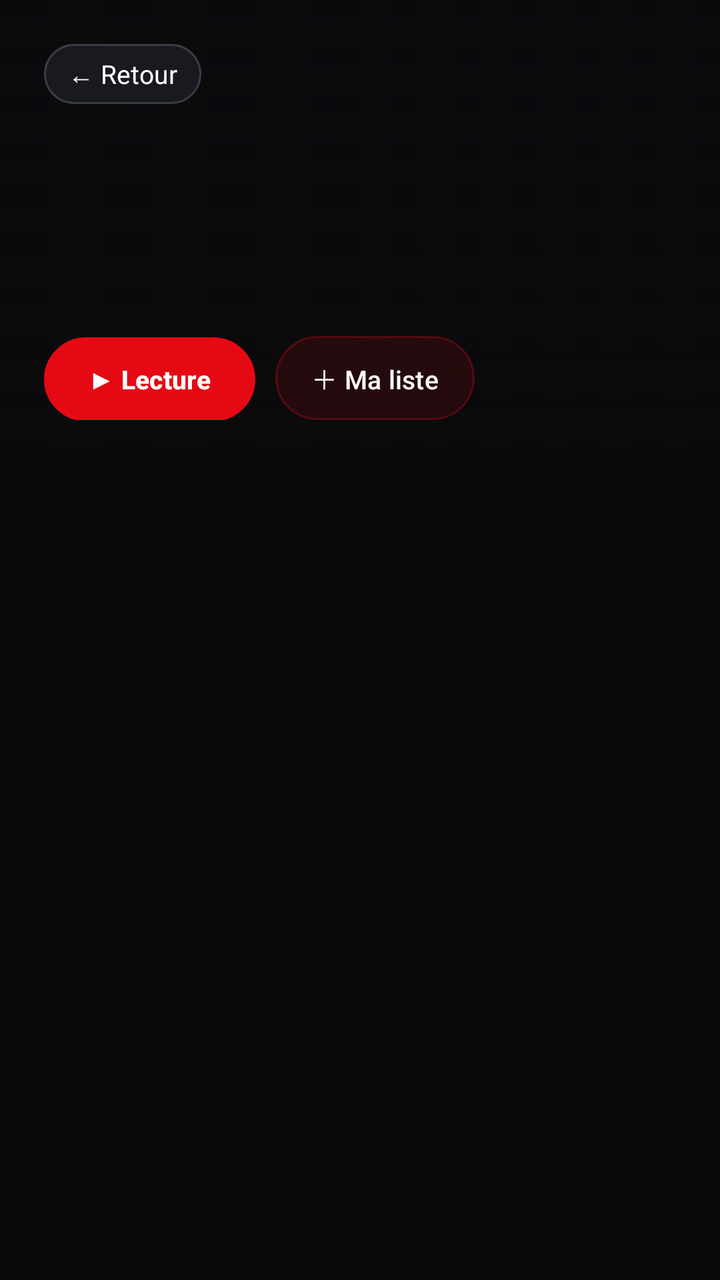
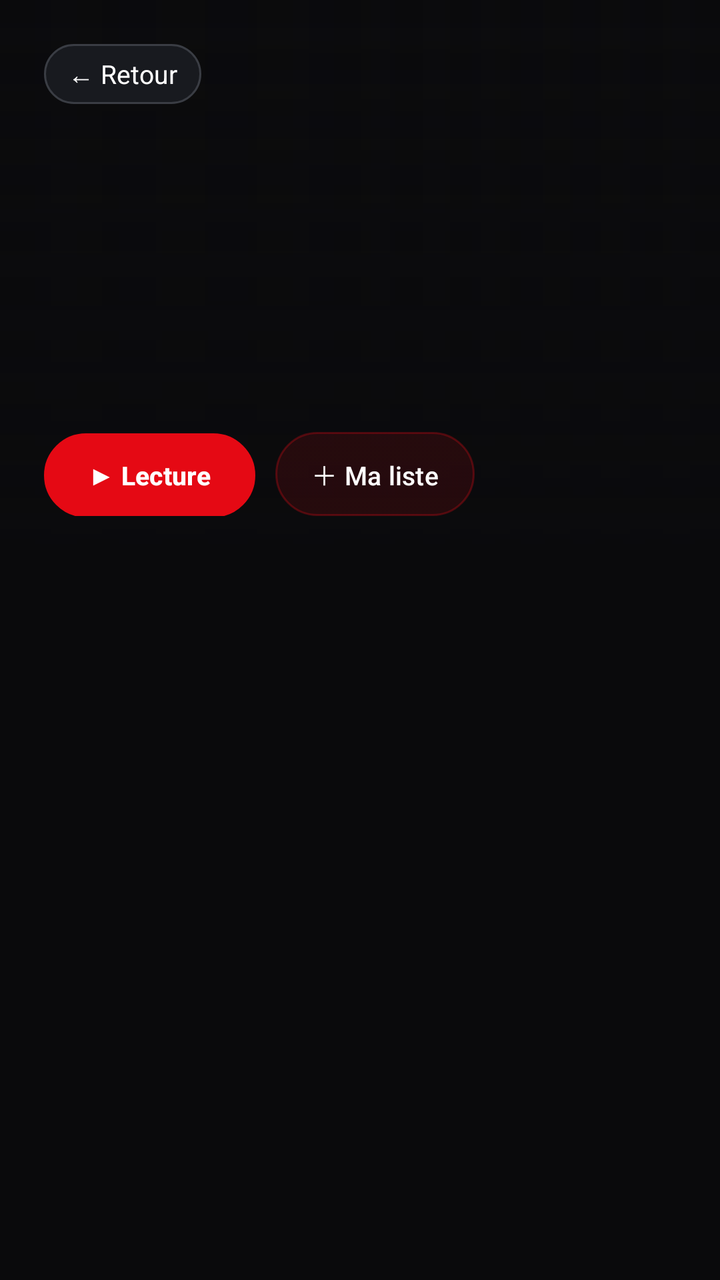

An Android layout rendered at two revisions. The XML below is the earlier revision; the diff shows what the commit changed to produce the second picture.
<!-- AndroidManifest.xml: application theme Theme.KZ -->
<!-- res/layout/activity_new_series_detail.xml -->
<?xml version="1.0" encoding="utf-8"?>
<LinearLayout xmlns:android="http://schemas.android.com/apk/res/android"
    android:layout_width="match_parent"
    android:layout_height="match_parent"
    android:orientation="vertical"
    android:background="@color/bg">
    <FrameLayout
        android:layout_width="match_parent"
        android:layout_height="232dp">
        <ImageView
            android:id="@+id/heroImg"
            android:layout_width="match_parent"
            android:layout_height="match_parent"
            android:scaleType="centerCrop"
            android:contentDescription="@null" />
        <View
            android:layout_width="match_parent"
            android:layout_height="match_parent"
            android:background="@drawable/bg_scrim_hero" />
        <View
            android:layout_width="match_parent"
            android:layout_height="match_parent"
            android:background="@drawable/bg_scrim_bottom" />
        <LinearLayout
            android:layout_width="match_parent"
            android:layout_height="match_parent"
            android:orientation="vertical"
            android:padding="22dp">
            <TextView
                android:id="@+id/backBtn"
                android:layout_width="wrap_content"
                android:layout_height="wrap_content"
                android:text="\u2190 Retour"
                android:textColor="@color/text"
                android:textSize="13sp"
                android:background="@drawable/bg_fav_chip"
                android:clickable="true"
                android:focusable="true"
                android:paddingStart="12dp"
                android:paddingEnd="12dp"
                android:paddingTop="6dp"
                android:paddingBottom="6dp" />
            <View
                android:layout_width="match_parent"
                android:layout_height="0dp"
                android:layout_weight="1" />
            <TextView
                android:id="@+id/seriesTitle"
                android:layout_width="560dp"
                android:layout_height="wrap_content"
                android:textColor="@color/text"
                android:textSize="24sp"
                android:textStyle="bold"
                android:maxLines="2"
                android:ellipsize="end" />
            <TextView
                android:id="@+id/heroMeta"
                android:layout_width="wrap_content"
                android:layout_height="wrap_content"
                android:textColor="@color/accent"
                android:textStyle="bold"
                android:textSize="12sp"
                android:layout_marginTop="5dp" />
            <TextView
                android:id="@+id/heroDesc"
                android:layout_width="560dp"
                android:layout_height="wrap_content"
                android:textColor="#CCFFFFFF"
                android:textSize="13sp"
                android:maxLines="4"
                android:ellipsize="end"
                android:layout_marginTop="8dp" />
            <LinearLayout
                android:layout_width="wrap_content"
                android:layout_height="wrap_content"
                android:orientation="horizontal"
                android:layout_marginTop="12dp">
                <Button
                    android:id="@+id/playBtn"
                    android:layout_width="wrap_content"
                    android:layout_height="42dp"
                    android:text="\u25B6 Lecture"
                    android:textAllCaps="false"
                    android:textSize="13sp"
                    android:textColor="@color/text"
                    android:textStyle="bold"
                    android:background="@drawable/bg_button_focus"
                    android:paddingStart="22dp"
                    android:paddingEnd="22dp" />
                <Button
                    android:id="@+id/favBtn"
                    android:layout_width="wrap_content"
                    android:layout_height="42dp"
                    android:text="\uFF0B Ma liste"
                    android:textAllCaps="false"
                    android:textSize="13sp"
                    android:textColor="@color/text"
                    android:background="@drawable/bg_ghost_btn"
                    android:layout_marginStart="10dp"
                    android:paddingStart="18dp"
                    android:paddingEnd="18dp" />
            </LinearLayout>
        </LinearLayout>
    </FrameLayout>
    <HorizontalScrollView
        android:layout_width="match_parent"
        android:layout_height="wrap_content"
        android:scrollbars="none"
        android:padding="14dp">
        <LinearLayout
            android:id="@+id/seasonTabs"
            android:layout_width="wrap_content"
            android:layout_height="wrap_content"
            android:orientation="horizontal" />
    </HorizontalScrollView>
    <FrameLayout
        android:layout_width="match_parent"
        android:layout_height="0dp"
        android:layout_weight="1"
        android:paddingStart="14dp"
        android:paddingEnd="14dp"
        android:paddingBottom="14dp">
        <androidx.recyclerview.widget.RecyclerView
            android:id="@+id/episodeRv"
            android:layout_width="match_parent"
            android:layout_height="match_parent"
            android:clipToPadding="false" />
        <ProgressBar
            android:id="@+id/progress"
            android:layout_width="wrap_content"
            android:layout_height="wrap_content"
            android:layout_gravity="center"
            android:visibility="gone" />
        <TextView
            android:id="@+id/msgTv"
            android:layout_width="wrap_content"
            android:layout_height="wrap_content"
            android:layout_gravity="center"
            android:textColor="@color/muted" />
    </FrameLayout>
</LinearLayout>
<!-- resources referenced by this layout -->
<resources>
  <color name="accent">#E50914</color>
  <color name="bg">#0A0A0C</color>
  <color name="muted">#9AA0A6</color>
  <color name="text">#FFFFFF</color>
  <!-- drawable bg_fav_chip (drawable) -->
  <?xml version="1.0" encoding="utf-8"?>
  <selector xmlns:android="http://schemas.android.com/apk/res/android">
      <item android:state_focused="true">
          <shape android:shape="rectangle">
              <solid android:color="#24262B" />
              <corners android:radius="16dp" />
              <stroke android:width="1dp" android:color="@color/accent" />
          </shape>
      </item>
      <item android:state_pressed="true">
          <shape android:shape="rectangle">
              <solid android:color="#2B2E34" />
              <corners android:radius="16dp" />
              <stroke android:width="1dp" android:color="@color/accent" />
          </shape>
      </item>
      <item>
          <shape android:shape="rectangle">
              <solid android:color="#181A1F" />
              <corners android:radius="16dp" />
              <stroke android:width="1dp" android:color="#3A3D44" />
          </shape>
      </item>
  </selector>
  <!-- drawable bg_ghost_btn (drawable) -->
  <?xml version="1.0" encoding="utf-8"?>
  <selector xmlns:android="http://schemas.android.com/apk/res/android">
      <item android:state_focused="true">
          <shape android:shape="rectangle">
              <solid android:color="@color/accent" />
              <corners android:radius="22dp" />
              <stroke android:width="2dp" android:color="@color/text" />
          </shape>
      </item>
      <item android:state_pressed="true">
          <shape android:shape="rectangle">
              <solid android:color="@color/accent2" />
              <corners android:radius="22dp" />
          </shape>
      </item>
      <item>
          <shape android:shape="rectangle">
              <solid android:color="#1FFFFFFF" />
              <corners android:radius="22dp" />
              <stroke android:width="1dp" android:color="#4DFFFFFF" />
          </shape>
      </item>
  </selector>
  <!-- drawable bg_scrim_bottom (drawable) -->
  <?xml version="1.0" encoding="utf-8"?>
  <shape xmlns:android="http://schemas.android.com/apk/res/android" android:shape="rectangle">
      <gradient
          android:angle="90"
          android:startColor="#F20A0A0C"
          android:centerColor="#800A0A0C"
          android:endColor="#000A0A0C" />
  </shape>
  <!-- drawable bg_scrim_hero (drawable) -->
  <?xml version="1.0" encoding="utf-8"?>
  <shape xmlns:android="http://schemas.android.com/apk/res/android" android:shape="rectangle">
      <gradient
          android:angle="0"
          android:startColor="#F20A0A0C"
          android:centerColor="#990A0A0C"
          android:endColor="#000A0A0C" />
  </shape>
  <style name="Theme.KZ" parent="Theme.Material3.DayNight.NoActionBar">
          <item name="android:windowBackground">@color/bg</item>
          <item name="android:statusBarColor">@color/bg</item>
          <item name="android:navigationBarColor">@color/bg</item>
          <item name="colorPrimary">@color/accent</item>
          <item name="colorOnPrimary">@color/text</item>
      </style>
  <color name="danger">#FF3B4E</color>
  <color name="accent2">#B0060F</color>
  <!-- unchanged entries left out for length: 1 -->
</resources>

<!-- the commit's change to res/layout/activity_new_series_detail.xml (unified diff, before → after) -->
@@ -1,12 +1,13 @@
 <?xml version="1.0" encoding="utf-8"?>
 <LinearLayout xmlns:android="http://schemas.android.com/apk/res/android"
+    xmlns:app="http://schemas.android.com/apk/res-auto"
     android:layout_width="match_parent"
     android:layout_height="match_parent"
     android:orientation="vertical"
     android:background="@color/bg">
     <FrameLayout
         android:layout_width="match_parent"
-        android:layout_height="232dp">
+        android:layout_height="280dp">
         <ImageView
             android:id="@+id/heroImg"
             android:layout_width="match_parent"
@@ -61,15 +62,17 @@
                 android:textStyle="bold"
                 android:textSize="12sp"
                 android:layout_marginTop="5dp" />
+            
             <TextView
                 android:id="@+id/heroDesc"
-                android:layout_width="560dp"
-                android:layout_height="wrap_content"
+                android:layout_width="620dp"
+                android:layout_height="78dp"
                 android:textColor="#CCFFFFFF"
-                android:textSize="13sp"
-                android:maxLines="4"
-                android:ellipsize="end"
-                android:layout_marginTop="8dp" />
+                android:layout_marginTop="8dp"
+                app:autoSizeTextType="uniform"
+                app:autoSizeMinTextSize="9sp"
+                app:autoSizeMaxTextSize="13sp"
+                app:autoSizeStepGranularity="1sp" />
             <LinearLayout
                 android:layout_width="wrap_content"
                 android:layout_height="wrap_content"
<!-- resource entries referenced after the edit -->
@@ -9,16 +9,23 @@
   <selector xmlns:android="http://schemas.android.com/apk/res/android">
       <item android:state_focused="true">
           <shape android:shape="rectangle">
-              <solid android:color="#24262B" />
+              <solid android:color="@color/accent" />
               <corners android:radius="16dp" />
-              <stroke android:width="1dp" android:color="@color/accent" />
+              <stroke android:width="2dp" android:color="@color/danger" />
           </shape>
       </item>
       <item android:state_pressed="true">
           <shape android:shape="rectangle">
-              <solid android:color="#2B2E34" />
+              <solid android:color="@color/danger" />
               <corners android:radius="16dp" />
-              <stroke android:width="1dp" android:color="@color/accent" />
+              <stroke android:width="2dp" android:color="@color/text" />
+          </shape>
+      </item>
+      <item android:state_selected="true">
+          <shape android:shape="rectangle">
+              <solid android:color="@color/accent" />
+              <corners android:radius="16dp" />
+              <stroke android:width="2dp" android:color="@color/danger" />
           </shape>
       </item>
       <item>
